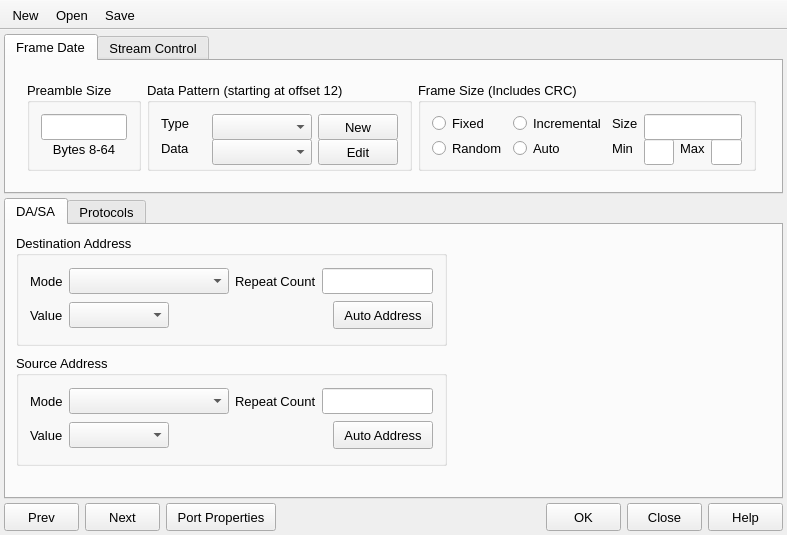
sireeprojects/learnqt, file test_layout/mainwindow.ui: the form before one commit.
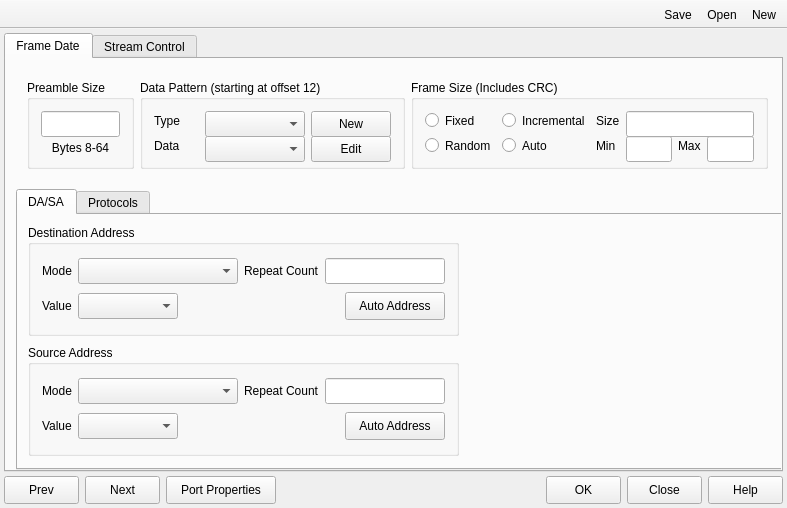
The form after the commit.

Diff of the .ui file:
```diff
--- a/test_layout/mainwindow.ui
+++ b/test_layout/mainwindow.ui
@@ -7,12 +7,13 @@
     <x>0</x>
     <y>0</y>
     <width>787</width>
-    <height>535</height>
+    <height>508</height>
    </rect>
   </property>
   <property name="font">
    <font>
-    <pointsize>10</pointsize>
+    <family>Segoe UI</family>
+    <pointsize>9</pointsize>
    </font>
   </property>
   <property name="windowTitle">
@@ -35,243 +36,8 @@
     <property name="spacing">
      <number>4</number>
     </property>
-    <item row="1" column="0">
-     <widget class="QTabWidget" name="tabWidget_2">
-      <property name="currentIndex">
-       <number>0</number>
-      </property>
-      <widget class="QWidget" name="tab_3">
-       <attribute name="title">
-        <string>DA/SA</string>
-       </attribute>
-       <widget class="QGroupBox" name="groupBox_4">
-        <property name="geometry">
-         <rect>
-          <x>10</x>
-          <y>10</y>
-          <width>431</width>
-          <height>111</height>
-         </rect>
-        </property>
-        <property name="title">
-         <string>Destination Address</string>
-        </property>
-        <layout class="QGridLayout" name="gridLayout_4">
-         <item row="0" column="0">
-          <widget class="QLabel" name="label_7">
-           <property name="text">
-            <string>Mode</string>
-           </property>
-          </widget>
-         </item>
-         <item row="1" column="0">
-          <widget class="QLabel" name="label_8">
-           <property name="text">
-            <string>Value</string>
-           </property>
-          </widget>
-         </item>
-         <item row="1" column="1">
-          <widget class="QComboBox" name="combo_value">
-           <property name="minimumSize">
-            <size>
-             <width>100</width>
-             <height>26</height>
-            </size>
-           </property>
-           <property name="maximumSize">
-            <size>
-             <width>100</width>
-             <height>26</height>
-            </size>
-           </property>
-          </widget>
-         </item>
-         <item row="0" column="2">
-          <widget class="QLabel" name="label_9">
-           <property name="text">
-            <string>Repeat Count</string>
-           </property>
-          </widget>
-         </item>
-         <item row="0" column="1">
-          <widget class="QComboBox" name="combo_mode">
-           <property name="minimumSize">
-            <size>
-             <width>160</width>
-             <height>26</height>
-            </size>
-           </property>
-           <property name="maximumSize">
-            <size>
-             <width>160</width>
-             <height>26</height>
-            </size>
-           </property>
-          </widget>
-         </item>
-         <item row="0" column="3">
-          <widget class="QLineEdit" name="lineEdit_5">
-           <property name="minimumSize">
-            <size>
-             <width>0</width>
-             <height>26</height>
-            </size>
-           </property>
-           <property name="maximumSize">
-            <size>
-             <width>16777215</width>
-             <height>26</height>
-            </size>
-           </property>
-          </widget>
-         </item>
-         <item row="1" column="3" alignment="Qt::AlignRight">
-          <widget class="QPushButton" name="pushButton_9">
-           <property name="minimumSize">
-            <size>
-             <width>100</width>
-             <height>28</height>
-            </size>
-           </property>
-           <property name="maximumSize">
-            <size>
-             <width>100</width>
-             <height>28</height>
-            </size>
-           </property>
-           <property name="text">
-            <string>Auto Address</string>
-           </property>
-          </widget>
-         </item>
-        </layout>
-       </widget>
-       <widget class="QGroupBox" name="groupBox_5">
-        <property name="geometry">
-         <rect>
-          <x>10</x>
-          <y>130</y>
-          <width>431</width>
-          <height>111</height>
-         </rect>
-        </property>
-        <property name="title">
-         <string>Source Address</string>
-        </property>
-        <layout class="QGridLayout" name="gridLayout_5">
-         <item row="0" column="0">
-          <widget class="QLabel" name="label_10">
-           <property name="text">
-            <string>Mode</string>
-           </property>
-          </widget>
-         </item>
-         <item row="1" column="0">
-          <widget class="QLabel" name="label_11">
-           <property name="text">
-            <string>Value</string>
-           </property>
-          </widget>
-         </item>
-         <item row="1" column="1">
-          <widget class="QComboBox" name="combo_value_2">
-           <property name="minimumSize">
-            <size>
-             <width>100</width>
-             <height>26</height>
-            </size>
-           </property>
-           <property name="maximumSize">
-            <size>
-             <width>100</width>
-             <height>26</height>
-            </size>
-           </property>
-          </widget>
-         </item>
-         <item row="0" column="2">
-          <widget class="QLabel" name="label_12">
-           <property name="text">
-            <string>Repeat Count</string>
-           </property>
-          </widget>
-         </item>
-         <item row="0" column="1">
-          <widget class="QComboBox" name="combo_mode_2">
-           <property name="minimumSize">
-            <size>
-             <width>160</width>
-             <height>26</height>
-            </size>
-           </property>
-           <property name="maximumSize">
-            <size>
-             <width>160</width>
-             <height>26</height>
-            </size>
-           </property>
-          </widget>
-         </item>
-         <item row="0" column="3">
-          <widget class="QLineEdit" name="lineEdit_6">
-           <property name="minimumSize">
-            <size>
-             <width>0</width>
-             <height>26</height>
-            </size>
-           </property>
-           <property name="maximumSize">
-            <size>
-             <width>16777215</width>
-             <height>26</height>
-            </size>
-           </property>
-          </widget>
-         </item>
-         <item row="1" column="3" alignment="Qt::AlignRight">
-          <widget class="QPushButton" name="pushButton_10">
-           <property name="minimumSize">
-            <size>
-             <width>100</width>
-             <height>28</height>
-            </size>
-           </property>
-           <property name="maximumSize">
-            <size>
-             <width>100</width>
-             <height>28</height>
-            </size>
-           </property>
-           <property name="text">
-            <string>Auto Address</string>
-           </property>
-          </widget>
-         </item>
-        </layout>
-       </widget>
-      </widget>
-      <widget class="QWidget" name="tab_4">
-       <attribute name="title">
-        <string>Protocols</string>
-       </attribute>
-      </widget>
-     </widget>
-    </item>
     <item row="0" column="0">
      <widget class="QTabWidget" name="tabWidget">
-      <property name="minimumSize">
-       <size>
-        <width>779</width>
-        <height>160</height>
-       </size>
-      </property>
-      <property name="maximumSize">
-       <size>
-        <width>779</width>
-        <height>160</height>
-       </size>
-      </property>
       <property name="tabPosition">
        <enum>QTabWidget::North</enum>
       </property>
@@ -299,7 +65,7 @@
          <rect>
           <x>10</x>
           <y>10</y>
-          <width>751</width>
+          <width>763</width>
           <height>111</height>
          </rect>
         </property>
@@ -577,6 +343,235 @@
          </item>
         </layout>
        </widget>
+       <widget class="QTabWidget" name="tabWidget_2">
+        <property name="geometry">
+         <rect>
+          <x>10</x>
+          <y>130</y>
+          <width>779</width>
+          <height>281</height>
+         </rect>
+        </property>
+        <property name="currentIndex">
+         <number>0</number>
+        </property>
+        <widget class="QWidget" name="tab_3">
+         <attribute name="title">
+          <string>DA/SA</string>
+         </attribute>
+         <widget class="QGroupBox" name="groupBox_4">
+          <property name="geometry">
+           <rect>
+            <x>10</x>
+            <y>10</y>
+            <width>431</width>
+            <height>111</height>
+           </rect>
+          </property>
+          <property name="title">
+           <string>Destination Address</string>
+          </property>
+          <layout class="QGridLayout" name="gridLayout_4">
+           <item row="0" column="0">
+            <widget class="QLabel" name="label_7">
+             <property name="text">
+              <string>Mode</string>
+             </property>
+            </widget>
+           </item>
+           <item row="1" column="0">
+            <widget class="QLabel" name="label_8">
+             <property name="text">
+              <string>Value</string>
+             </property>
+            </widget>
+           </item>
+           <item row="1" column="1">
+            <widget class="QComboBox" name="combo_value">
+             <property name="minimumSize">
+              <size>
+               <width>100</width>
+               <height>26</height>
+              </size>
+             </property>
+             <property name="maximumSize">
+              <size>
+               <width>100</width>
+               <height>26</height>
+              </size>
+             </property>
+            </widget>
+           </item>
+           <item row="0" column="2">
+            <widget class="QLabel" name="label_9">
+             <property name="text">
+              <string>Repeat Count</string>
+             </property>
+            </widget>
+           </item>
+           <item row="0" column="1">
+            <widget class="QComboBox" name="combo_mode">
+             <property name="minimumSize">
+              <size>
+               <width>160</width>
+               <height>26</height>
+              </size>
+             </property>
+             <property name="maximumSize">
+              <size>
+               <width>160</width>
+               <height>26</height>
+              </size>
+             </property>
+            </widget>
+           </item>
+           <item row="0" column="3">
+            <widget class="QLineEdit" name="lineEdit_5">
+             <property name="minimumSize">
+              <size>
+               <width>0</width>
+               <height>26</height>
+              </size>
+             </property>
+             <property name="maximumSize">
+              <size>
+               <width>16777215</width>
+               <height>26</height>
+              </size>
+             </property>
+            </widget>
+           </item>
+           <item row="1" column="3" alignment="Qt::AlignRight">
+            <widget class="QPushButton" name="pushButton_9">
+             <property name="minimumSize">
+              <size>
+               <width>100</width>
+               <height>28</height>
+              </size>
+             </property>
+             <property name="maximumSize">
+              <size>
+               <width>100</width>
+               <height>28</height>
+              </size>
+             </property>
+             <property name="text">
+              <string>Auto Address</string>
+             </property>
+            </widget>
+           </item>
+          </layout>
+         </widget>
+         <widget class="QGroupBox" name="groupBox_5">
+          <property name="geometry">
+           <rect>
+            <x>10</x>
+            <y>130</y>
+            <width>431</width>
+            <height>111</height>
+           </rect>
+          </property>
+          <property name="title">
+           <string>Source Address</string>
+          </property>
+          <layout class="QGridLayout" name="gridLayout_5">
+           <item row="0" column="0">
+            <widget class="QLabel" name="label_10">
+             <property name="text">
+              <string>Mode</string>
+             </property>
+            </widget>
+           </item>
+           <item row="1" column="0">
+            <widget class="QLabel" name="label_11">
+             <property name="text">
+              <string>Value</string>
+             </property>
+            </widget>
+           </item>
+           <item row="1" column="1">
+            <widget class="QComboBox" name="combo_value_2">
+             <property name="minimumSize">
+              <size>
+               <width>100</width>
+               <height>26</height>
+              </size>
+             </property>
+             <property name="maximumSize">
+              <size>
+               <width>100</width>
+               <height>26</height>
+              </size>
+             </property>
+            </widget>
+           </item>
+           <item row="0" column="2">
+            <widget class="QLabel" name="label_12">
+             <property name="text">
+              <string>Repeat Count</string>
+             </property>
+            </widget>
+           </item>
+           <item row="0" column="1">
+            <widget class="QComboBox" name="combo_mode_2">
+             <property name="minimumSize">
+              <size>
+               <width>160</width>
+               <height>26</height>
+              </size>
+             </property>
+             <property name="maximumSize">
+              <size>
+               <width>160</width>
+               <height>26</height>
+              </size>
+             </property>
+            </widget>
+           </item>
+           <item row="0" column="3">
+            <widget class="QLineEdit" name="lineEdit_6">
+             <property name="minimumSize">
+              <size>
+               <width>0</width>
+               <height>26</height>
+              </size>
+             </property>
+             <property name="maximumSize">
+              <size>
+               <width>16777215</width>
+               <height>26</height>
+              </size>
+             </property>
+            </widget>
+           </item>
+           <item row="1" column="3" alignment="Qt::AlignRight">
+            <widget class="QPushButton" name="pushButton_10">
+             <property name="minimumSize">
+              <size>
+               <width>100</width>
+               <height>28</height>
+              </size>
+             </property>
+             <property name="maximumSize">
+              <size>
+               <width>100</width>
+               <height>28</height>
+              </size>
+             </property>
+             <property name="text">
+              <string>Auto Address</string>
+             </property>
+            </widget>
+           </item>
+          </layout>
+         </widget>
+        </widget>
+        <widget class="QWidget" name="tab_4">
+         <attribute name="title">
+          <string>Protocols</string>
+         </attribute>
+        </widget>
+       </widget>
       </widget>
       <widget class="QWidget" name="tab_2">
        <attribute name="title">
@@ -585,7 +580,7 @@
       </widget>
      </widget>
     </item>
-    <item row="2" column="0">
+    <item row="1" column="0">
      <layout class="QHBoxLayout" name="horizontalLayout_2">
       <item>
        <widget class="QPushButton" name="pushButton_5">
@@ -722,6 +717,9 @@
    <property name="windowTitle">
     <string>toolBar</string>
    </property>
+   <property name="layoutDirection">
+    <enum>Qt::RightToLeft</enum>
+   </property>
    <property name="movable">
     <bool>false</bool>
    </property>
```
